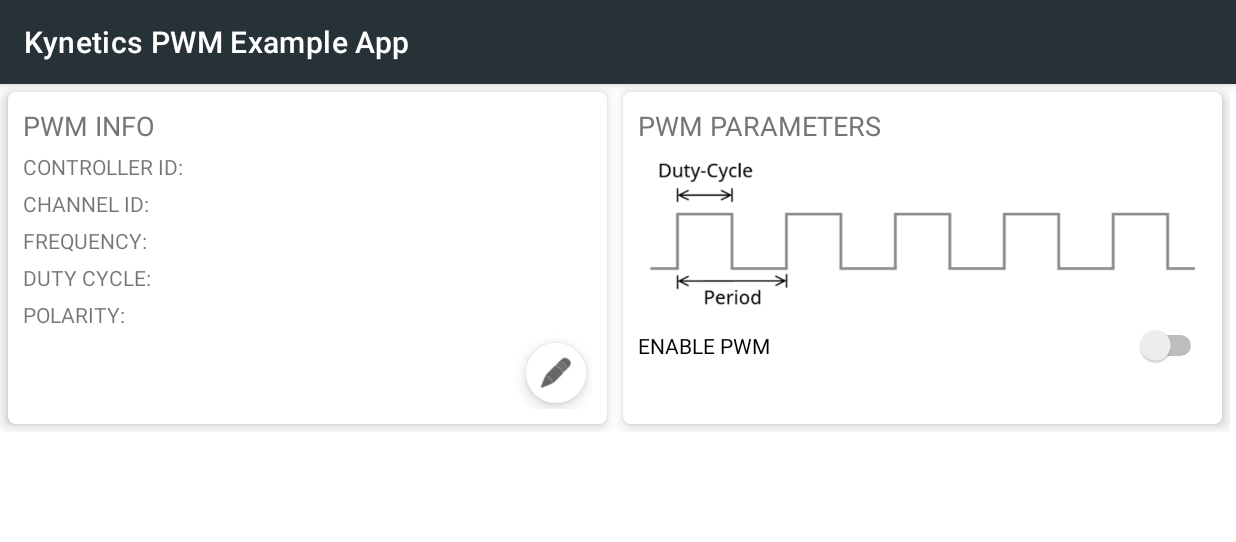
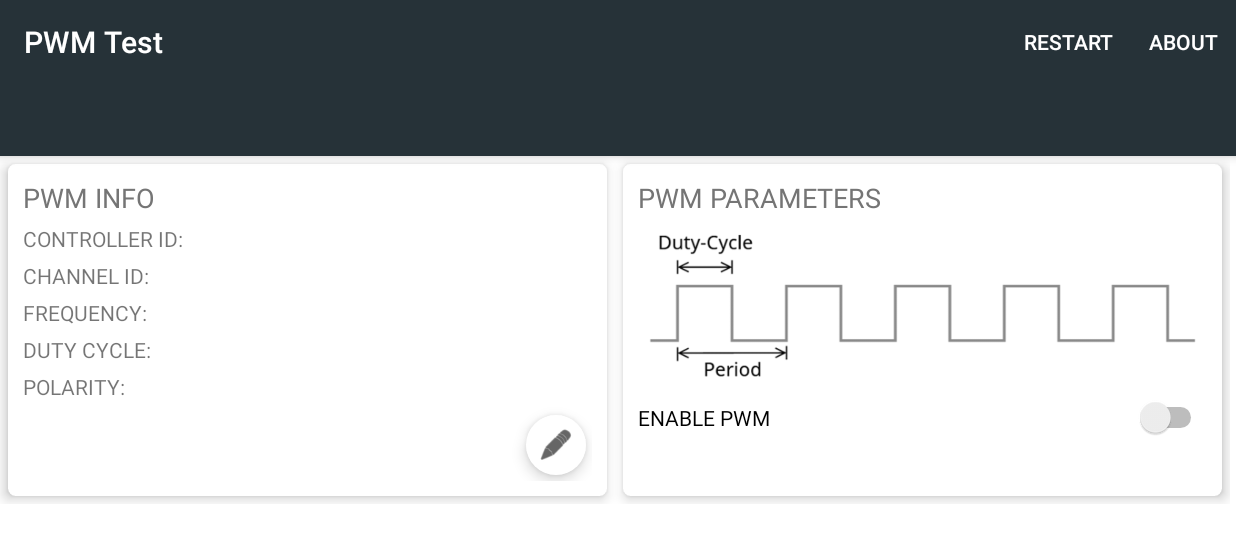
Before and after one commit to Kynetics/android-pwm-example-app, an Android app: the screen it shows after launch (MainActivity), on a phone screen of 824 x 412 dp (held sideways). Shown: the top 542 px of the screen. Run offline under Robolectric (Android 15) with nearby library versions, the phone set to English and light mode, and no system bars; libraries missing offline, so code that uses them is left out: com.kynetics.libpwm; 3 statements that could not run were skipped.

Commit message:
Add about screen
Implemented the AboutActivity
Added a toolbar to MainActivity
Added the About button to "PWM setup dialog" and main activity toolbar
Added recreate button to MainActivity toolbar to restart the app

Signed-off-by: Saeed Rezaee <saeed.rezaee@kynetics.com>

```diff
--- a/app/src/main/AndroidManifest.xml
+++ b/app/src/main/AndroidManifest.xml
@@ -22,6 +22,8 @@
                 <category android:name="android.intent.category.LAUNCHER" />
             </intent-filter>
         </activity>
+        <activity android:name=".AboutActivity"
+            android:parentActivityName=".MainActivity"/>
     </application>
 
 </manifest>
--- a/app/src/main/java/com/kynetics/android_pwm_example_app/MainActivity.java
+++ b/app/src/main/java/com/kynetics/android_pwm_example_app/MainActivity.java
@@ -6,13 +6,17 @@
 package com.kynetics.android_pwm_example_app;
 
 import android.os.Bundle;
+import android.content.Intent;
 import android.util.Log;
+import android.view.Menu;
+import android.view.MenuItem;
 import android.view.View;
 import android.widget.CompoundButton;
 import android.widget.Switch;
 import android.widget.TextView;
 
 import androidx.appcompat.app.AppCompatActivity;
+import androidx.appcompat.widget.Toolbar;
 import androidx.fragment.app.FragmentManager;
 
 import com.google.android.material.floatingactionbutton.FloatingActionButton;
@@ -47,7 +51,8 @@ public class MainActivity extends AppCompatActivity {
         View mainView = this.getLayoutInflater().inflate(R.layout.activity_main, null);
         setContentView(mainView);
 
-        setTitle("Kynetics PWM Example App");
+        Toolbar toolbar = (Toolbar) findViewById(R.id.toolbar);
+        setSupportActionBar(toolbar);
 
         /* Initialize PWM manager */
         pwmManager = PwmManagerFactory.getInstance();
@@ -61,6 +66,12 @@ public class MainActivity extends AppCompatActivity {
         textDutyCycle = findViewById(R.id.textView_dutyCycle);
         textPolarity = findViewById(R.id.textView_polarity);
         settingsFab = findViewById(R.id.fabSettings);
+
+    }
+
+    @Override
+    protected void onStart() {
+        super.onStart();
 
         /* Show PWM setup dialog */
         FragmentManager fm = getSupportFragmentManager();
@@ -76,6 +87,25 @@ public class MainActivity extends AppCompatActivity {
         });
 
         frag.show(fm, "dialog");
+    }
+
+    @Override
+    public boolean onCreateOptionsMenu(final Menu menu) {
+        getMenuInflater().inflate(R.menu.main, menu);
+        return super.onCreateOptionsMenu(menu);
+    }
+
+    @Override
+    public boolean onOptionsItemSelected(MenuItem item) {
+        if (item.getItemId() == R.id.menu_recreate) {
+            recreate();
+            return true;
+        } else if (item.getItemId() == R.id.menu_about) {
+            Intent intent = new Intent(MainActivity.this, AboutActivity.class);
+            startActivity(intent);
+            return true;
+        }
+        return super.onOptionsItemSelected(item);
     }
 
     private void initPwmUI() {
--- a/app/src/main/java/com/kynetics/android_pwm_example_app/PwmSetupDialog.java
+++ b/app/src/main/java/com/kynetics/android_pwm_example_app/PwmSetupDialog.java
@@ -8,11 +8,11 @@ package com.kynetics.android_pwm_example_app;
 import android.app.AlertDialog;
 import android.app.Dialog;
 import android.content.DialogInterface;
+import android.content.Intent;
 import android.os.Bundle;
 import android.util.Log;
 import android.view.LayoutInflater;
 import android.view.View;
-import android.view.ViewGroup;
 import android.widget.AdapterView;
 import android.widget.ArrayAdapter;
 import android.widget.Button;
@@ -77,6 +77,12 @@ public class PwmSetupDialog extends DialogFragment {
         /* Initialize dialog */
         AlertDialog.Builder b = new AlertDialog.Builder(getActivity());
         b.setPositiveButton(android.R.string.ok, null);
+        b.setNeutralButton(R.string.menu_about, (dialog, which) -> {
+            if (getActivity() != null) {
+                Intent intent = new Intent(getActivity(), AboutActivity.class);
+                startActivity(intent);
+            }
+        });
         b.setView(v);
 
         setCancelable(false);
--- a/app/src/main/res/layout/activity_main.xml
+++ b/app/src/main/res/layout/activity_main.xml
@@ -1,11 +1,41 @@
-<?xml version="1.0" encoding="utf-8"?>
-<!--
+<?xml version="1.0" encoding="utf-8"?><!--
   ~ Copyright (C)  2020 Kynetics, LLC
   ~ SPDX-License-Identifier: Apache-2.0
   -->
 
-<ScrollView xmlns:android="http://schemas.android.com/apk/res/android"
+<LinearLayout xmlns:android="http://schemas.android.com/apk/res/android"
     xmlns:app="http://schemas.android.com/apk/res-auto"
+    android:orientation="vertical"
+    android:layout_width="match_parent"
+    android:layout_height="match_parent">
+
+
+    <com.google.android.material.appbar.AppBarLayout
+        android:layout_width="match_parent"
+        android:layout_height="wrap_content"
+        android:background="#263238"
+        android:theme="@style/AppTheme.AppBarOverlay">
+
+
+        <androidx.appcompat.widget.Toolbar
+            android:id="@+id/toolbar"
+            android:layout_width="match_parent"
+            android:layout_height="?attr/actionBarSize"
+            android:background="?attr/colorPrimaryDark"
+            app:title="@string/app_name" />
+
+        <com.google.android.material.tabs.TabLayout
+            android:id="@+id/tabs"
+            android:layout_width="match_parent"
+            android:layout_height="wrap_content"
+            android:background="?attr/colorPrimaryDark"
+            app:tabGravity="fill"
+            app:tabMaxWidth="0dp"
+            app:tabMode="fixed" />
+    </com.google.android.material.appbar.AppBarLayout>
+
+
+    <ScrollView
         android:layout_width="match_parent"
         android:layout_height="match_parent"
         android:layout_weight="1"
@@ -25,10 +55,10 @@
                     android:id="@+id/card_view_row1_col1"
                     android:layout_width="0dp"
                     android:layout_height="match_parent"
+                    android:layout_marginBottom="5dp"
+                    android:layout_marginEnd="5dp"
                     android:layout_marginStart="5dp"
                     android:layout_marginTop="5dp"
-                android:layout_marginEnd="5dp"
-                android:layout_marginBottom="5dp"
                     android:layout_weight="1"
                     app:cardCornerRadius="5dp"
                     app:cardElevation="5dp"
@@ -112,10 +142,10 @@
                     android:id="@+id/card_view_row1_col2"
                     android:layout_width="0dp"
                     android:layout_height="match_parent"
+                    android:layout_marginBottom="5dp"
+                    android:layout_marginEnd="5dp"
                     android:layout_marginStart="5dp"
                     android:layout_marginTop="5dp"
-                android:layout_marginEnd="5dp"
-                android:layout_marginBottom="5dp"
                     android:layout_weight="1"
                     app:cardCornerRadius="5dp"
                     app:cardElevation="5dp"
@@ -160,3 +190,4 @@
         </TableLayout>
 
     </ScrollView>
+</LinearLayout>
--- /dev/null
+++ b/app/src/main/res/menu/main.xml
@@ -0,0 +1,17 @@
+<?xml version="1.0" encoding="utf-8"?>
+<menu xmlns:android="http://schemas.android.com/apk/res/android"
+    xmlns:app="http://schemas.android.com/apk/res-auto">
+
+    <item
+        android:id="@+id/menu_recreate"
+        android:orderInCategory="0"
+        android:title="@string/menu_restart"
+        app:showAsAction="ifRoom" />
+
+    <item
+        android:id="@+id/menu_about"
+        android:orderInCategory="1"
+        android:title="@string/menu_about"
+        app:showAsAction="ifRoom" />
+
+</menu>
--- a/app/src/main/res/values/styles.xml
+++ b/app/src/main/res/values/styles.xml
@@ -6,7 +6,7 @@
 <resources>
 
     <!-- Base application theme. -->
-    <style name="AppTheme" parent="Theme.MaterialComponents.Light.DarkActionBar">
+    <style name="AppTheme" parent="Theme.MaterialComponents.Light.NoActionBar">
         <!-- Customize your theme here. -->
         <item name="colorPrimary">#263238</item>
         <item name="colorPrimaryDark">#263238</item>
@@ -15,4 +15,13 @@
         <item name="android:textColorSecondary">#757575</item>
     </style>
 
+    <style name="AppTheme.NoActionBar">
+        <item name="windowActionBar">false</item>
+        <item name="windowNoTitle">true</item>
+    </style>
+
+    <style name="AppTheme.AppBarOverlay" parent="ThemeOverlay.AppCompat.Dark.ActionBar" />
+
+    <style name="AppTheme.PopupOverlay" parent="ThemeOverlay.AppCompat.Light" />
+
 </resources>
```
Also changed, not shown: app/src/main/java/com/kynetics/android_pwm_example_app/AboutActivity.java (added, +29 -0 lines), app/src/main/res/layout/activity_about.xml (added, +73 -0 lines), app/src/main/res/values/strings.xml (+13 -0 lines), app/src/main/res/drawable/kynetics_logo.png (added). Lines whose indentation alone changed are shown as unchanged.
